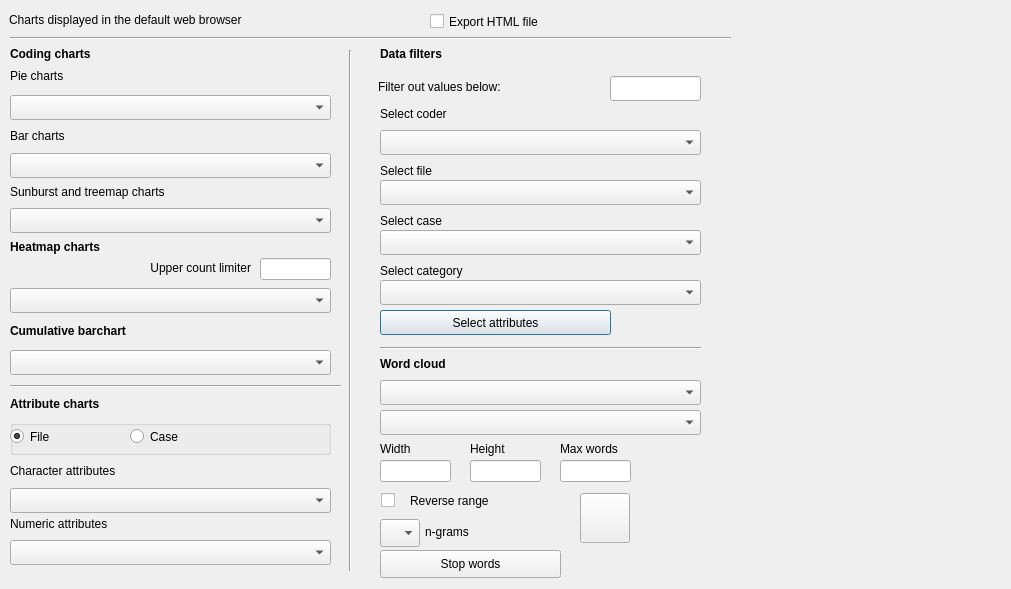
Old version of the form src/GUI_UIs/ui_dialog_charts.ui in the repository ccbogel/QualCoder.
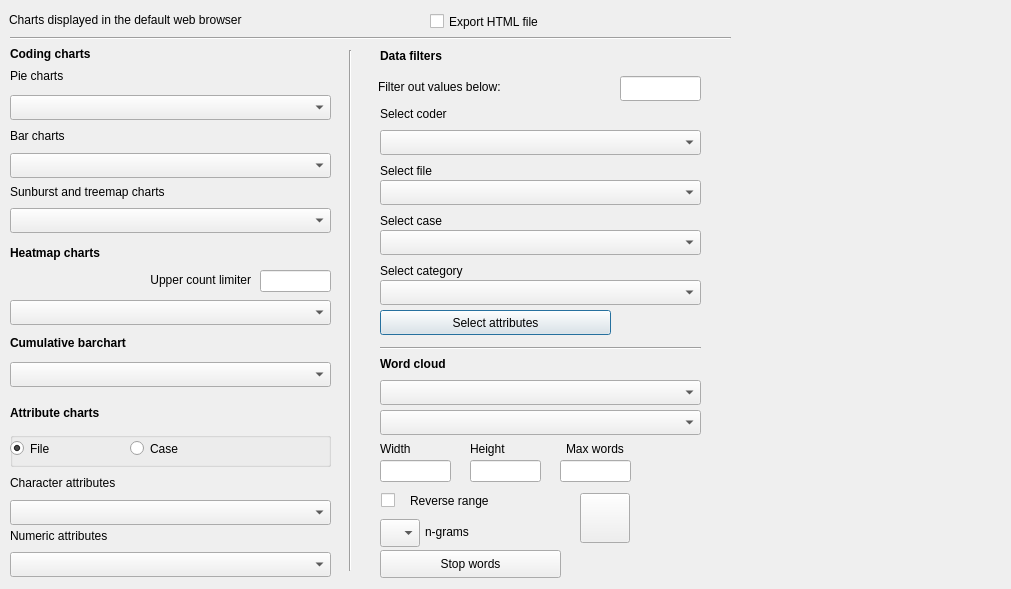
New version of the form.

Commit message: Larger label sizes in some places

```diff
--- a/src/GUI_UIs/ui_dialog_charts.ui
+++ b/src/GUI_UIs/ui_dialog_charts.ui
@@ -190,7 +190,7 @@
     <rect>
      <x>378</x>
      <y>76</y>
-     <width>221</width>
+     <width>241</width>
      <height>22</height>
     </rect>
    </property>
@@ -201,9 +201,9 @@
   <widget class="QLineEdit" name="lineEdit_filter">
    <property name="geometry">
     <rect>
-     <x>610</x>
+     <x>620</x>
      <y>76</y>
-     <width>91</width>
+     <width>81</width>
      <height>25</height>
     </rect>
    </property>
@@ -220,7 +220,7 @@
      <x>380</x>
      <y>43</y>
      <width>321</width>
-     <height>22</height>
+     <height>26</height>
     </rect>
    </property>
    <property name="font">
@@ -292,9 +292,9 @@
    <property name="geometry">
     <rect>
      <x>10</x>
-     <y>393</y>
+     <y>400</y>
      <width>311</width>
-     <height>22</height>
+     <height>26</height>
     </rect>
    </property>
    <property name="font">
@@ -311,7 +311,7 @@
    <property name="geometry">
     <rect>
      <x>10</x>
-     <y>513</y>
+     <y>525</y>
      <width>321</width>
      <height>22</height>
     </rect>
@@ -324,7 +324,7 @@
    <property name="geometry">
     <rect>
      <x>10</x>
-     <y>460</y>
+     <y>472</y>
      <width>321</width>
      <height>22</height>
     </rect>
@@ -337,7 +337,7 @@
    <property name="geometry">
     <rect>
      <x>10</x>
-     <y>540</y>
+     <y>552</y>
      <width>321</width>
      <height>25</height>
     </rect>
@@ -347,30 +347,17 @@
    <property name="geometry">
     <rect>
      <x>10</x>
-     <y>488</y>
+     <y>500</y>
      <width>321</width>
      <height>25</height>
     </rect>
    </property>
   </widget>
-  <widget class="Line" name="line_2">
-   <property name="geometry">
-    <rect>
-     <x>10</x>
-     <y>378</y>
-     <width>331</width>
-     <height>16</height>
-    </rect>
-   </property>
-   <property name="orientation">
-    <enum>Qt::Horizontal</enum>
-   </property>
-  </widget>
   <widget class="QGroupBox" name="groupBox">
    <property name="geometry">
     <rect>
      <x>10</x>
-     <y>420</y>
+     <y>432</y>
      <width>321</width>
      <height>35</height>
     </rect>
@@ -431,9 +418,9 @@
    <property name="geometry">
     <rect>
      <x>10</x>
-     <y>236</y>
+     <y>240</y>
      <width>321</width>
-     <height>22</height>
+     <height>26</height>
     </rect>
    </property>
    <property name="font">
@@ -463,7 +450,7 @@
    <property name="geometry">
     <rect>
      <x>10</x>
-     <y>288</y>
+     <y>300</y>
      <width>321</width>
      <height>25</height>
     </rect>
@@ -561,7 +548,7 @@
     <rect>
      <x>470</x>
      <y>440</y>
-     <width>61</width>
+     <width>71</width>
      <height>18</height>
     </rect>
    </property>
@@ -572,9 +559,9 @@
   <widget class="QLabel" name="label_max_words">
    <property name="geometry">
     <rect>
-     <x>560</x>
+     <x>566</x>
      <y>440</y>
-     <width>91</width>
+     <width>121</width>
      <height>18</height>
     </rect>
    </property>
@@ -603,7 +590,7 @@
     <rect>
      <x>410</x>
      <y>490</y>
-     <width>151</width>
+     <width>161</width>
      <height>22</height>
     </rect>
    </property>
@@ -647,7 +634,7 @@
    <property name="geometry">
     <rect>
      <x>10</x>
-     <y>256</y>
+     <y>268</y>
      <width>241</width>
      <height>24</height>
     </rect>
@@ -699,7 +686,7 @@
    <property name="geometry">
     <rect>
      <x>260</x>
-     <y>258</y>
+     <y>270</y>
      <width>71</width>
      <height>22</height>
     </rect>
@@ -709,7 +696,7 @@
    <property name="geometry">
     <rect>
      <x>10</x>
-     <y>320</y>
+     <y>332</y>
      <width>321</width>
      <height>22</height>
     </rect>
@@ -728,7 +715,7 @@
    <property name="geometry">
     <rect>
      <x>10</x>
-     <y>350</y>
+     <y>362</y>
      <width>321</width>
      <height>25</height>
     </rect>
```
Left out of the diff: 1 changed line with no effect on the pictures.
